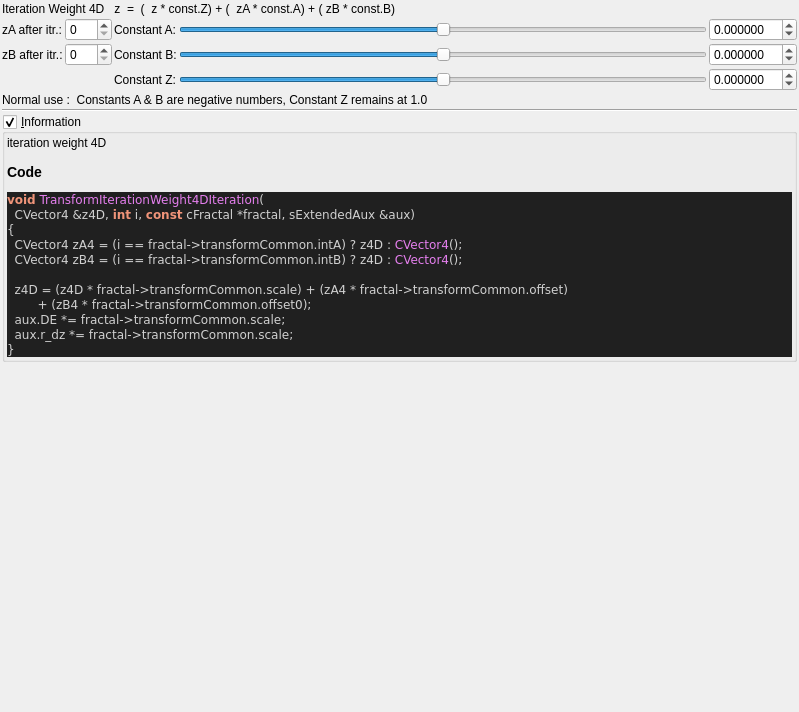
Before: the Qt Designer form mandelbulber2/qt_data/fractal_transf_iteration_weight_4D.ui in buddhi1980/mandelbulber2, drawn with Qt 5.
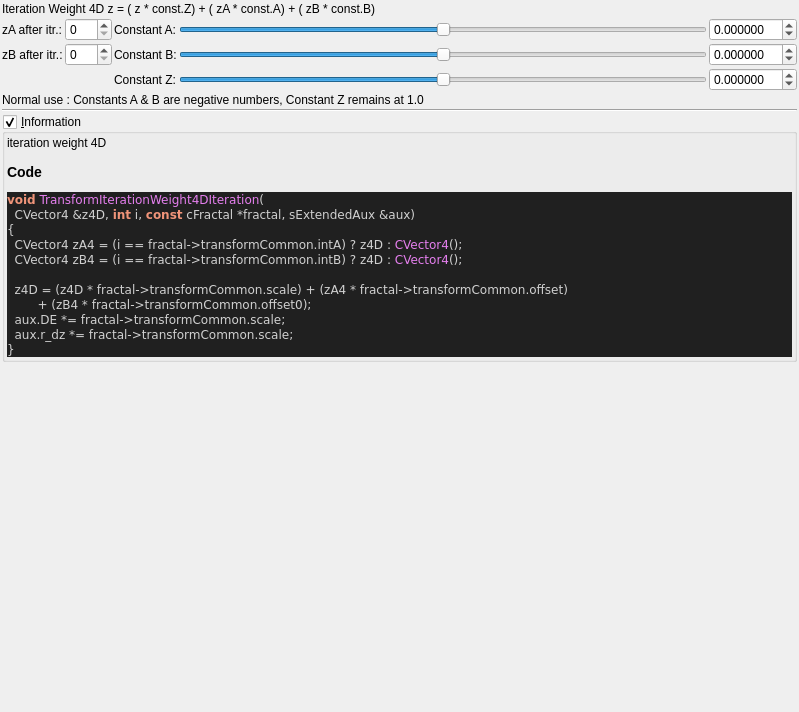
After: the same form once the commit is applied. Custom widgets are drawn as their Qt base class.

```diff
--- a/mandelbulber2/qt_data/fractal_transf_iteration_weight_4D.ui
+++ b/mandelbulber2/qt_data/fractal_transf_iteration_weight_4D.ui
@@ -32,7 +32,7 @@
    <item>
     <widget class="QLabel" name="label_78">
      <property name="text">
-      <string>Iteration Weight 4D   z  =  (  z * const.Z) + (  zA * const.A) + ( zB * const.B)</string>
+      <string>Iteration Weight 4D z = ( z * const.Z) + ( zA * const.A) + ( zB * const.B)</string>
      </property>
     </widget>
    </item>
@@ -261,7 +261,7 @@
      <item row="3" column="0" colspan="5">
       <widget class="QLabel" name="label">
        <property name="text">
-        <string>Normal use :  Constants A &amp; B are negative numbers, Constant Z remains at 1.0</string>
+        <string>Normal use : Constants A &amp; B are negative numbers, Constant Z remains at 1.0</string>
        </property>
       </widget>
      </item>
```
